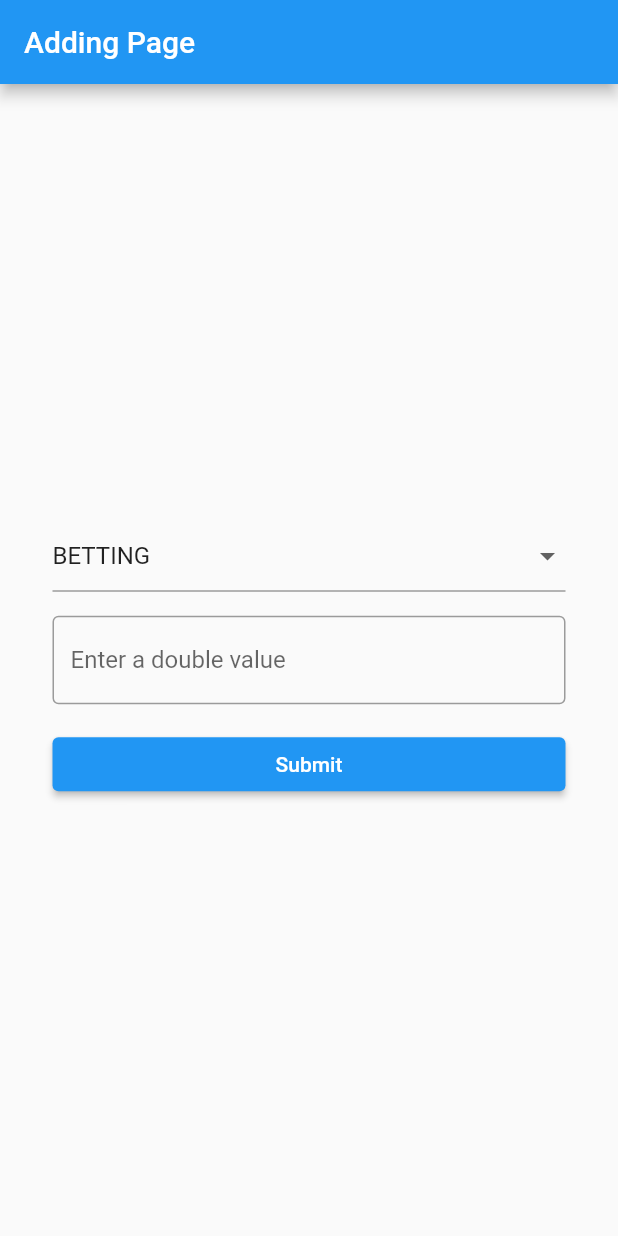
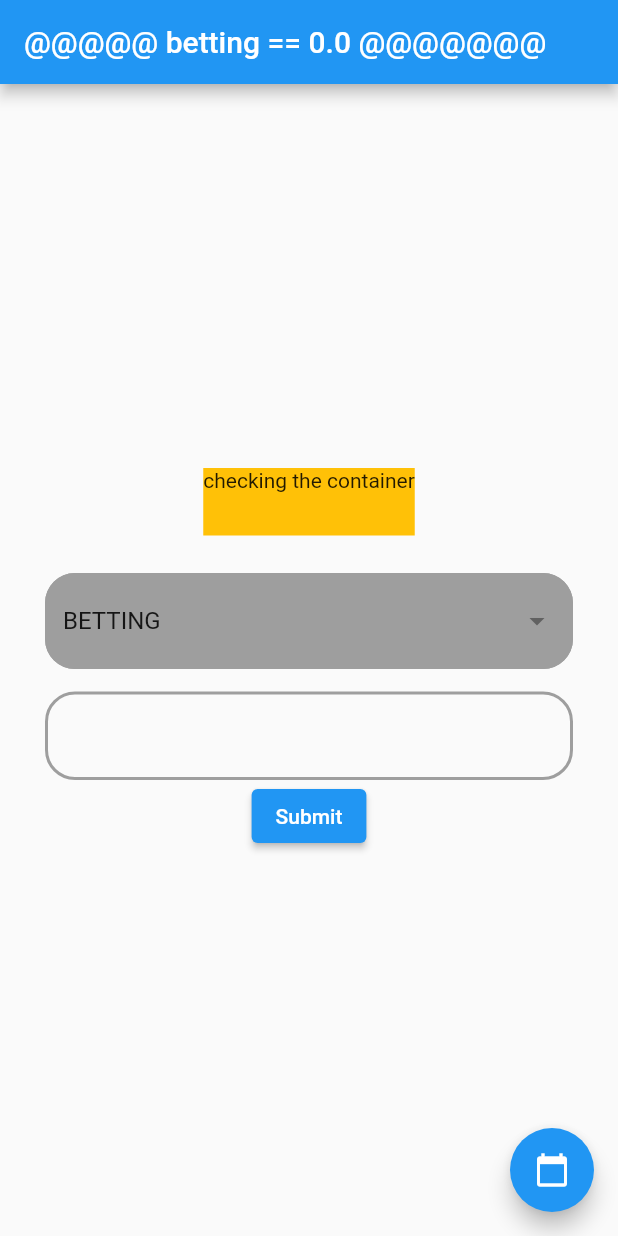
Before and after one commit to daveragos/GZ1, a Flutter app: the AddingPage screen opened directly, after a tap on "Submit", on a phone screen of 412 x 824 dp. Run offline on Flutter 3.47's test engine with Material 2 defaults, Android fonts, the phone set to English and light mode, and no system bars; our stand-ins replace cloud_firestore, curved_navigation_bar, firebase_auth, firebase_core, fl_chart; accounts and stored records are empty.

Commit message:
creating a date data on adding page and reading from it on homepage(barchart)  works

```diff
--- a/lib/Bar_Graph/bar_graph.dart
+++ b/lib/Bar_Graph/bar_graph.dart
@@ -1,11 +1,9 @@
 // ignore_for_file: prefer_const_constructors
 
-import 'package:cloud_firestore/cloud_firestore.dart';
 import 'package:fl_chart/fl_chart.dart';
 import 'package:flutter/material.dart';
 import 'package:game_zoning/database/db_management.dart';
 import 'package:provider/provider.dart';
-
 import '../data/income_data.dart';
 import 'bar_data.dart';
 
@@ -15,10 +13,11 @@ class MyBarGraph extends StatelessWidget {
   @override
   Widget build(BuildContext context) {
     final incomeData = Provider.of<IncomeData>(context);
+
     final firestoreManager = FirestoreManager();
 
     return FutureBuilder<Map<String, double?>>(
-      future: firestoreManager.getDataFromFirestore('2023-7-24'),
+      future: firestoreManager.getDataFromFirestore(incomeData.getDate),
       builder: (context, snapshot) {
         if (snapshot.connectionState == ConnectionState.waiting) {
           // While waiting for data, you can show a loading indicator
--- a/lib/data/income_data.dart
+++ b/lib/data/income_data.dart
@@ -1,6 +1,21 @@
 import 'package:flutter/foundation.dart';
+import 'package:game_zoning/database/db_management.dart';
 
 class IncomeData with ChangeNotifier {
+  DateTime dateTime = DateTime.now();
+  String _getDate = '';
+
+  String get getDate => _getDate;
+
+  set getDate(String value) {
+    _getDate = value;
+  }
+
+  IncomeData() {
+    getDate = '${dateTime.year}-${dateTime.month}-${dateTime.day}';
+  }
+
+  final firestoreManager = FirestoreManager();
   Map<String, double> _allIncomeDataMap = {
     'bettingAmount': 0,
     'coffeeAmount': 0,
@@ -13,8 +28,14 @@ class IncomeData with ChangeNotifier {
   get allIncomeDataMap => _allIncomeDataMap;
 
   //adding value to the map
-  void addIncome(String key, double value) {
-    _allIncomeDataMap[key] = (_allIncomeDataMap[key] ?? 0) + value;
+  void addIncome(Map<String, double> incomeMap, String pickedDate) {
+    // _allIncomeDataMap[key] = (_allIncomeDataMap[key] ?? 0) + value;
+    print(
+        '@@@@@@@@@@@@@@@@ $pickedDate ##################### $incomeMap @@@@@@@@@@@@@@@@@@@@@@@');
+    firestoreManager.updateDataInFirestore(pickedDate, incomeMap);
+    print(
+        '################## $pickedDate @@@@@@@@@@@@@@@@@@@@@@@@ $incomeMap #######################');
+
     notifyListeners();
   }
 
@@ -25,13 +46,4 @@ class IncomeData with ChangeNotifier {
     });
     return totalIncome;
   }
-
-  List<double> allGamesIncome = [
-    120,
-    133,
-    432,
-    534,
-    121,
-    213,
-  ];
 }
--- a/lib/database/db_management.dart
+++ b/lib/database/db_management.dart
@@ -39,12 +39,16 @@ class FirestoreManager {
   Future<void> updateDataInFirestore(
       String documentId, Map<String, double> newData) async {
     try {
-      await FirebaseFirestore.instance
+      final DocumentReference docRef = FirebaseFirestore.instance
           .collection('all_income_records')
-          .doc(documentId)
-          .update(newData);
+          .doc(documentId);
+
+      // Use SetOptions(merge: true) to add the document if it doesn't exist
+      // or update the existing document with the new data
+      await docRef.set(newData, SetOptions(merge: true));
     } catch (e) {
-      print('Error updating data: $e');
+      print(
+          '@@@@@@@@@@@@@@@@@@@@@@@@@@@@@@@@@@ Error fetching data: $e @@@@@@@@@@@@@@@@@@@@@@@@@@@@@@@@@@');
     }
   }
 
--- a/lib/screens/adding_page.dart
+++ b/lib/screens/adding_page.dart
@@ -1,69 +1,174 @@
-// ignore_for_file: prefer_const_constructors
+// ignore_for_file: prefer_const_constructors, prefer_const_literals_to_create_immutables
+
 import 'package:flutter/material.dart';
-import 'package:game_zoning/data/income_data.dart';
 import 'package:provider/provider.dart';
 
-class AddingPage extends StatelessWidget {
-  final List<String> dropdownItems = [
-    'betting',
-    'coffee',
-    'dstv',
-    'pool',
-    'ps',
-    'vr',
-  ];
+import '../data/income_data.dart';
+
+class AddingPage extends StatefulWidget {
+  const AddingPage({super.key});
+
+  @override
+  State<AddingPage> createState() => _AddingPageState();
+}
+
+class _AddingPageState extends State<AddingPage> {
+  String selectedValue = dropdownItems[0].value!;
+  double enteredValue = 0.0;
+
+  final _dropdownFormKey = GlobalKey<FormState>();
+
+  DateTime selectedDate = DateTime.now();
+
+  Future<void> _selectDate(BuildContext context) async {
+    final DateTime? picked = await showDatePicker(
+      context: context,
+      initialDate: selectedDate,
+      firstDate: DateTime(2020),
+      lastDate: DateTime.now(),
+    );
+    if (picked != null && picked != selectedDate) {
+      setState(() {
+        selectedDate = picked;
+        // Do something with the selected date if needed
+      });
+    }
+  }
 
   @override
   Widget build(BuildContext context) {
-    String dropdownValue = dropdownItems[0];
-    double? textFormFieldValue;
-
+    final incomeData = Provider.of<IncomeData>(context);
     return Scaffold(
+      floatingActionButton: FloatingActionButton(
+        onPressed: () => _selectDate(context),
+        tooltip: 'Select Date',
+        child: Icon(Icons.calendar_today),
+      ),
       appBar: AppBar(
-        title: Text('Adding Page'),
+        title: Text('@@@@@ $selectedValue == $enteredValue @@@@@@@'),
       ),
-      body: Padding(
-        padding: const EdgeInsets.symmetric(horizontal: 35),
+      body: Column(
+        mainAxisAlignment: MainAxisAlignment.center,
+        children: [
+          Container(
+            height: 45,
+            decoration: BoxDecoration(color: Colors.amber),
+            child: Text('checking the container'),
+          ),
+          SizedBox(
+            height: 25,
+          ),
+          Padding(
+              padding: const EdgeInsets.symmetric(horizontal: 30.0),
+              child: Form(
+                  key: _dropdownFormKey,
                   child: Column(
                     mainAxisAlignment: MainAxisAlignment.center,
-          crossAxisAlignment: CrossAxisAlignment.stretch,
                     children: [
-            DropdownButtonFormField<String>(
-              value: dropdownValue,
-              items: dropdownItems
-                  .map((item) => DropdownMenuItem<String>(
-                        value: item,
-                        child: Text(item.toUpperCase()),
-                      ))
-                  .toList(),
+                      DropdownButtonFormField(
+                          decoration: InputDecoration(
+                            enabledBorder: OutlineInputBorder(
+                              borderSide:
+                                  BorderSide(color: Colors.grey, width: 2),
+                              borderRadius: BorderRadius.circular(20),
+                            ),
+                            border: OutlineInputBorder(
+                              borderSide:
+                                  BorderSide(color: Colors.grey, width: 2),
+                              borderRadius: BorderRadius.circular(20),
+                            ),
+                            filled: true,
+                            fillColor: Colors.grey,
+                          ),
+                          validator: (value) =>
+                              value == null ? "Select a country" : null,
+                          dropdownColor: Colors.grey,
+                          value: selectedValue,
+                          onChanged: (String? newValue) {
+                            setState(() {
+                              selectedValue = newValue!;
+                            });
+                          },
+                          items: dropdownItems),
+                      SizedBox(
+                        height: 15,
+                      ),
+                      TextFormField(
+                        validator: (value) =>
+                            value == null ? "enter a value" : null,
+                        decoration: InputDecoration(
+                          enabledBorder: OutlineInputBorder(
+                            borderSide:
+                                BorderSide(color: Colors.grey, width: 2),
+                            borderRadius: BorderRadius.circular(20),
+                          ),
+                        ),
+                        keyboardType:
+                            TextInputType.numberWithOptions(decimal: true),
                         onChanged: (newValue) {
-                dropdownValue = newValue!;
+                          setState(() {
+                            // If newValue is not null, try to parse it as a double
+                            double? parsedValue =
+                                double.tryParse(newValue.toString());
+
+                            if (parsedValue != null) {
+                              // If parsing is successful, update the selectedValue
+                              enteredValue = parsedValue;
+                            } else {
+                              // If parsing fails, handle the error (e.g., show a message to the user)
+                              print('Error: Invalid double value selected.');
+                            }
+                          });
                         },
                       ),
-            SizedBox(height: 16),
-            TextFormField(
-              keyboardType: TextInputType.number,
-              decoration: InputDecoration(
-                labelText: 'Enter a double value',
-                border: OutlineInputBorder(),
-              ),
-              onChanged: (value) {
-                textFormFieldValue = double.tryParse(value) ?? 0.0;
-              },
-            ),
-            SizedBox(height: 16),
                       ElevatedButton(
                           onPressed: () {
-                final provider =
-                    Provider.of<IncomeData>(context, listen: false);
-                provider.addIncome(
-                    '${dropdownValue}Amount', textFormFieldValue!);
+                            if (_dropdownFormKey.currentState!.validate()) {
+                              //valid flow
+                              Map<String, double> incomeMap = {
+                                selectedValue ?? "": enteredValue ?? 0.0
+                              };
+                              incomeData.getDate =
+                                  '${selectedDate.year}-${selectedDate.month}-${selectedDate.day}';
+                              incomeData.addIncome(incomeMap,
+                                  '${selectedDate.year}-${selectedDate.month}-${selectedDate.day}');
+                            }
                           },
-              child: Text('Submit'),
-            ),
+                          child: Text("Submit"))
                     ],
-        ),
+                  ))),
+        ],
       ),
     );
   }
 }
+
+List<DropdownMenuItem<String>> get dropdownItems {
+  List<DropdownMenuItem<String>> menuItems = [
+    DropdownMenuItem(
+      value: "betting",
+      child: Text("BETTING"),
+    ),
+    DropdownMenuItem(
+      value: "coffee",
+      child: Text("COFFEE"),
+    ),
+    DropdownMenuItem(
+      value: "dstv",
+      child: Text("DSTV"),
+    ),
+    DropdownMenuItem(
+      value: "pool",
+      child: Text("POOL"),
+    ),
+    DropdownMenuItem(
+      value: "ps",
+      child: Text("PS"),
+    ),
+    DropdownMenuItem(
+      value: "vr",
+      child: Text("VR"),
+    ),
+  ];
+  return menuItems;
+}
```
Lines whose indentation alone changed are shown as unchanged.
